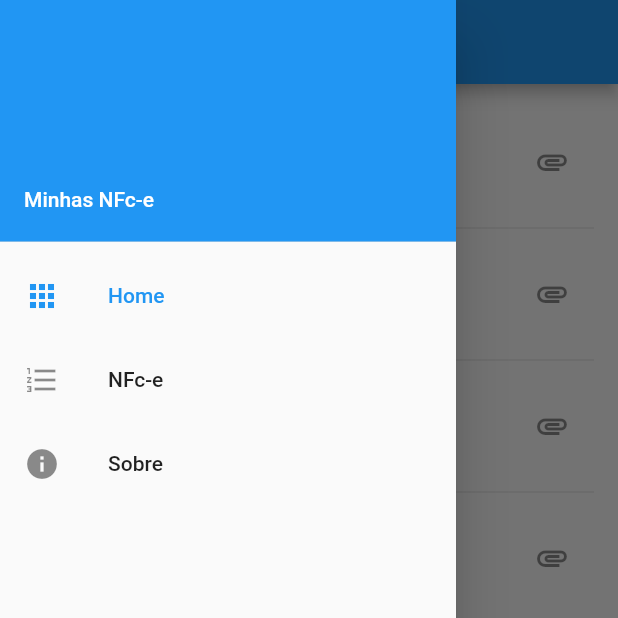
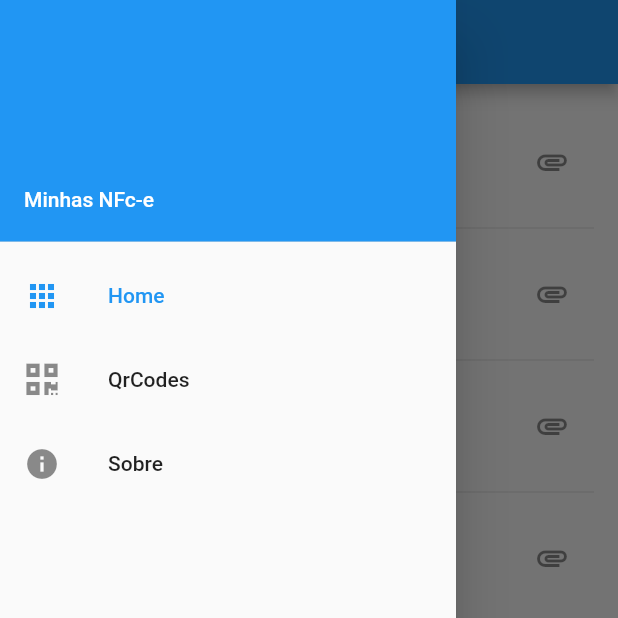
Before and after one commit to vitordm/Flutter.MinhasNFce, a Flutter app: the screen it shows after launch, with the side drawer open, on a phone screen of 412 x 824 dp, the top half of it. Run offline on Flutter 3.47's test engine with Material 2 defaults, Android fonts, the phone set to English and light mode, and no system bars; our stand-ins replace font_awesome_flutter, sqflite; accounts and stored records are empty.

Commit message:
Melhorando o layout e lista de qrcode pelo DB

```diff
--- a/lib/pages/home_page.dart
+++ b/lib/pages/home_page.dart
@@ -1,6 +1,9 @@
 import 'package:flutter/material.dart';
 import 'package:flutter_minhas_nfce/fragments/nfce_list_fragment.dart';
+import 'package:flutter_minhas_nfce/fragments/qr_code_list_fragment.dart';
 import 'package:flutter_minhas_nfce/pages/qr_code_page.dart';
+
+import 'package:font_awesome_flutter/font_awesome_flutter.dart';
 
 enum Menu {
   Home,
@@ -9,20 +12,21 @@ enum Menu {
   About,
 }
 
-class DrawerItem {
+class MenuItem {
   final Menu menu;
   final String title;
   final IconData icon;
-  DrawerItem(this.menu, this.title, this.icon);
+  MenuItem(this.menu, this.title, this.icon);
 }
 
 class HomePage extends StatefulWidget {
   HomePage({Key key}) : super(key: key);
 
-  final drawerItens = [
-    new DrawerItem(Menu.Home, "Home", Icons.apps),
-    new DrawerItem(Menu.ListaNFce, "NFc-e", Icons.format_list_numbered),
-    new DrawerItem(Menu.About, "Sobre", Icons.info),
+  final menuItens = [
+    new MenuItem(Menu.Home, 'Home', Icons.apps),
+    //new DrawerItem(Menu.ListaNFce, "NFc-e", Icons.format_list_numbered),
+    new MenuItem(Menu.QrCodes, 'QrCodes', FontAwesomeIcons.qrcode),
+    new MenuItem(Menu.About, "Sobre", Icons.info),
   ];
 
   @override
@@ -30,24 +34,32 @@ class HomePage extends StatefulWidget {
 }
 
 class HomePageState extends State<HomePage> {
-  Menu _menuSelecionado = Menu.Home;
+  MenuItem _menuSelecionado;
   String title = "Home";
 
-  _getDrawerItemWidget(Menu menu) {
-    this.title = "Home";
 
-    switch (menu) {
+  @override
+  void initState() {
+    _menuSelecionado = widget.menuItens[0];
+  }
+
+  _getDrawerItemWidget(MenuItem menuItem) {
+    this.title = menuItem.title;
+
+    switch (menuItem.menu) {
       case Menu.Home:
       case Menu.ListaNFce:
         var fragment = NfceListFragment();
         title = fragment.title;
         return fragment;
+      case Menu.QrCodes:
+        return QrCodeListFragment();
       default:
         return Text('Error');
     }
   }
 
-  _onSelectItem(Menu menu) {
+  _onSelectItem(MenuItem menu) {
     setState(() {
       _menuSelecionado = menu;
     });
@@ -56,20 +68,20 @@ class HomePageState extends State<HomePage> {
 
   @override
   Widget build(BuildContext context) {
-    var drawerItens = <Widget>[];
-    for (var i = 0; i < widget.drawerItens.length; i++) {
-      var drawerItem = widget.drawerItens[i];
-      drawerItens.add(ListTile(
-        leading: Icon(drawerItem.icon),
-        title: Text(drawerItem.title),
-        selected: drawerItem.menu == _menuSelecionado,
-        onTap: () => _onSelectItem(drawerItem.menu),
+    var menuItens = <Widget>[];
+    for (var i = 0; i < widget.menuItens.length; i++) {
+      var menuItem = widget.menuItens[i];
+      menuItens.add(ListTile(
+        leading: Icon(menuItem.icon),
+        title: Text(menuItem.title),
+        selected: menuItem.menu == _menuSelecionado.menu,
+        onTap: () => _onSelectItem(menuItem),
       ));
     }
 
     var fragment = _getDrawerItemWidget(_menuSelecionado);
     FloatingActionButton floatActionButton;
-    if (_menuSelecionado == Menu.Home) {
+    if ([Menu.Home, Menu.QrCodes].contains(_menuSelecionado.menu)) {
       floatActionButton = FloatingActionButton(
         onPressed: () => Navigator.of(context).push(MaterialPageRoute(
               builder: (BuildContext context) => QrCodePage(null),
@@ -90,7 +102,7 @@ class HomePageState extends State<HomePage> {
               accountName: Text('Minhas NFc-e'),
               accountEmail: null,
             ),
-            Column(children: drawerItens)
+            Column(children: menuItens)
           ],
         ),
       ),
--- a/lib/pages/qr_code_page.dart
+++ b/lib/pages/qr_code_page.dart
@@ -1,5 +1,3 @@
-import 'dart:async';
-
 import 'package:flutter/material.dart';
 import 'package:flutter_minhas_nfce/models/qr_code.dart';
 import 'package:flutter_minhas_nfce/services/qr_code_service.dart';
--- a/lib/services/qr_code_service.dart
+++ b/lib/services/qr_code_service.dart
@@ -15,7 +15,7 @@ class QrCodeService extends BaseService {
   Future<List<QrCode>> list() async {
     var database = await this.db.database;
     var list  = await database.query('qr_code');
-    return list.map((qrcode) => QrCode.fromMap(qrcode));
+    return list.isNotEmpty ? list.map((qrcode) => QrCode.fromMap(qrcode)).toList() : [];
   }
 
 }
--- a/pubspec.yaml
+++ b/pubspec.yaml
@@ -22,6 +22,7 @@ dependencies:
   font_awesome_flutter: ^8.4.0
   sqflite: any
   path_provider: any
+  intl: ^0.15.7
 
 
 dev_dependencies:
```
Also changed, not shown: lib/fragments/qr_code_list_fragment.dart (+24 -18 lines), lib/models/qr_code.dart (+17 -19 lines).
